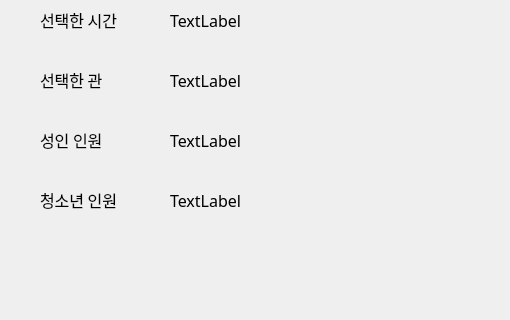
Before: the Qt Designer form ui/bookpage2.ui in 2sseong/mini_project_2025-03, drawn with Qt 5; both pictures show x 0 to 510 and y 380 to 700 of the 1000 by 700 pixel window.
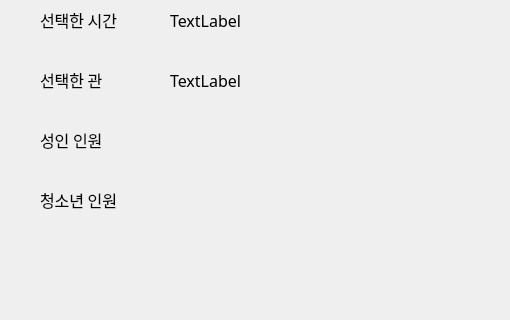
After: the same form once the commit is applied.

Commit message: index label 수정

Diff of the .ui file:
```diff
--- a/ui/bookpage2.ui
+++ b/ui/bookpage2.ui
@@ -593,7 +593,7 @@
     </font>
    </property>
    <property name="text">
-    <string>TextLabel</string>
+    <string/>
    </property>
   </widget>
   <widget class="QLabel" name="lbl_test5">
@@ -612,7 +612,7 @@
     </font>
    </property>
    <property name="text">
-    <string>TextLabel</string>
+    <string/>
    </property>
   </widget>
   <widget class="QLabel" name="label_8">
```
Left out of the diff: 10 changed lines with no effect on the pictures. The commit also changes 2 other files.
